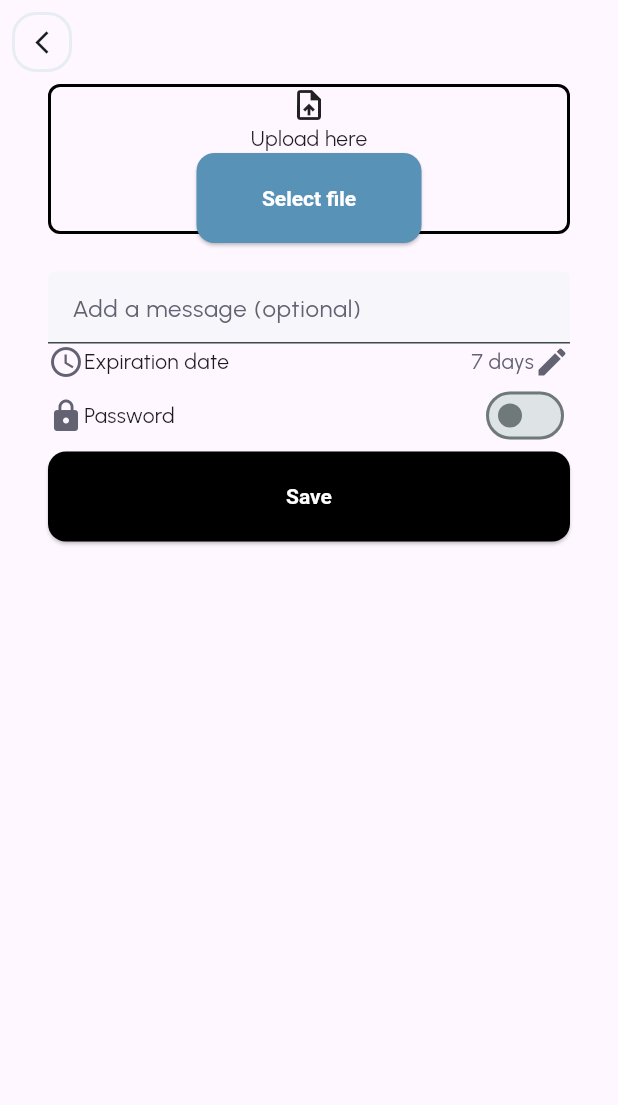
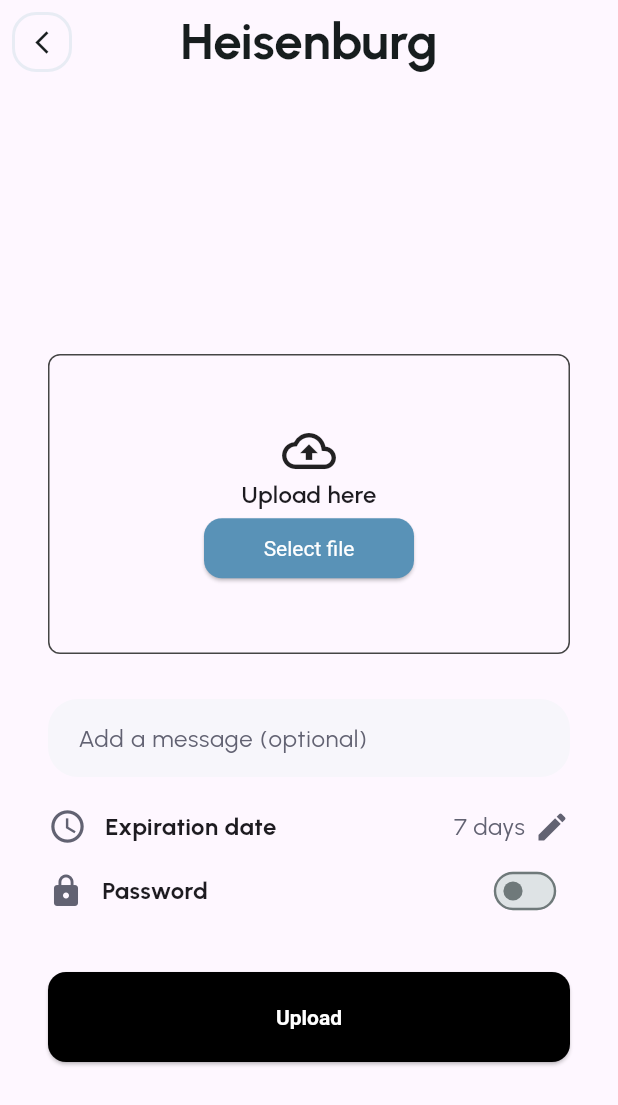
Before and after one commit to Yuutoallalong/NeoVault, a Flutter app: the screen it shows after launch, on a phone screen of 412 x 824 dp. Shown: the top 1105 px of the screen. Run offline on Flutter 3.47's test engine with Material 3 defaults, Android fonts, the phone set to English and light mode, and no system bars; our stand-ins replace google_fonts.

Commit message:
Adjust upload screen style

```diff
--- a/lib/screen/upload.dart
+++ b/lib/screen/upload.dart
@@ -9,71 +9,128 @@ class Upload extends StatefulWidget {
 }
 
 class _UploadState extends State<Upload> {
+  bool switchStatus = false;
+  final messageController = TextEditingController();
+  final fromKey = GlobalKey<FormState>();
+  final passwordController = TextEditingController();
   @override
   Widget build(BuildContext context) {
     return Scaffold(
-      appBar: AppBar(leading: backLeadingButton(context: context)),
+      appBar: AppBar(
+        leading: backLeadingButton(context: context),
+        title: Text(
+          "Heisenburg",
+          style: TextStyle(fontSize: 34, fontWeight: FontWeight.bold),
+        ),
+        centerTitle: true,
+      ),
       body: Padding(
         padding: const EdgeInsets.symmetric(horizontal: 32),
         child: ListView(
           children: [
+            Column(
+              children: [
+                const SizedBox(
+                  height: 180,
+                ),
                 Container(
-              width: 200,
-              height: 100,
+                  width: double.infinity,
+                  height: 200,
                   decoration: BoxDecoration(
                     border: Border.all(
-                  color: Colors.black, // กำหนดสีของเส้นขอบ
-                  width: 2, // กำหนดความหนาของเส้นขอบ
+                      color: Color(0xFF454545),
+                      width: 1,
                     ),
                     borderRadius: BorderRadius.circular(
                       8,
-                ), // เพิ่มความโค้งให้กับมุมของกรอบ
+                    ),
                   ),
                   child: Column(
+                    mainAxisAlignment: MainAxisAlignment.center,
                     children: [
-                  Icon(Icons.upload_file_outlined),
-                  Text("Upload here"),
+                      Icon(
+                        Icons.cloud_upload_outlined,
+                        size: 36,
+                      ),
+                      Text(
+                        "Upload here",
+                        style: TextStyle(
+                            fontWeight: FontWeight.w600, fontSize: 16),
+                      ),
                       ElevatedButton(
                         onPressed: () {},
                         style: ElevatedButton.styleFrom(
+                          padding: const EdgeInsets.symmetric(vertical: 0),
                           backgroundColor: Color(0xff5992b7),
-                      minimumSize: Size(150, 10),
+                          minimumSize: Size(140, 40),
                         ),
-                    child: Text("Select file"),
+                        child: Text(
+                          "Select file",
+                          style: TextStyle(fontWeight: FontWeight.w400),
+                        ),
                       ),
                     ],
                   ),
                 ),
-            const SizedBox(height: 25),
+                const SizedBox(height: 30),
                 TextField(
+                  controller: messageController,
                   decoration: InputDecoration(
                       hintText: 'Add a message (optional)',
                       hintStyle: TextStyle(color: Color(0xff626272)),
                       filled: true,
-                fillColor: Color(0xfff7f6fb),
+                      fillColor: Color(0xFFF7F6FB),
+                      border: OutlineInputBorder(
+                          borderSide: BorderSide.none,
+                          borderRadius: BorderRadius.circular(20)),
+                      contentPadding: const EdgeInsets.symmetric(
+                          vertical: 14, horizontal: 16)),
                 ),
+                const SizedBox(
+                  height: 20,
                 ),
                 Column(
+                  crossAxisAlignment: CrossAxisAlignment.start,
                   children: [
                     Row(
                       mainAxisAlignment: MainAxisAlignment.spaceBetween,
                       children: [
                         Row(
                           children: [
-                        Icon(Icons.access_time, color: Color(0xff626272)),
-                        Text("Expiration date"),
+                            Icon(
+                              Icons.access_time,
+                              color: Color(0xff626272),
+                              size: 26,
+                            ),
+                            const SizedBox(
+                              width: 12,
+                            ),
+                            Text(
+                              "Expiration date",
+                              style: TextStyle(
+                                  fontSize: 16, fontWeight: FontWeight.bold),
+                            ),
                           ],
                         ),
                         Row(
                           children: [
                             Text(
                               "7 days",
-                          style: TextStyle(color: Color(0xff626272)),
+                              style: TextStyle(
+                                color: Color(0xff626272),
+                                fontSize: 16,
+                              ),
+                            ),
+                            const SizedBox(
+                              width: 6,
                             ),
                             Icon(Icons.edit, color: Color(0xff626272)),
                           ],
                         ),
                       ],
+                    ),
+                    const SizedBox(
+                      height: 6,
                     ),
                     Row(
                       mainAxisAlignment: MainAxisAlignment.spaceBetween,
@@ -81,22 +138,69 @@ class _UploadState extends State<Upload> {
                         Row(
                           children: [
                             Icon(Icons.lock, color: Color(0xff626272)),
-                        Text("Password"),
+                            const SizedBox(
+                              width: 12,
+                            ),
+                            Text("Password",
+                                style: TextStyle(
+                                    fontSize: 16, fontWeight: FontWeight.bold)),
                           ],
                         ),
-                    Switch(value: false, onChanged: (value) {}),
+                        Transform.scale(
+                          scale: 0.8,
+                          child: Switch.adaptive(
+                            value: switchStatus,
+                            onChanged: (value) {
+                              setState(() {
+                                switchStatus = value;
+                              });
+                            },
+                          ),
+                        ),
                       ],
                     ),
                   ],
                 ),
+                const SizedBox(
+                  height: 10,
+                ),
+                switchStatus
+                    ? Form(
+                        key: fromKey,
+                        child: TextFormField(
+                          decoration: InputDecoration(
+                              hintText: 'Enter your password',
+                              hintStyle: TextStyle(color: Colors.white),
+                              filled: true,
+                              fillColor: Color(0xff5992b7),
+                              border: OutlineInputBorder(
+                                  borderSide: BorderSide.none,
+                                  borderRadius: BorderRadius.circular(12)),
+                              contentPadding: const EdgeInsets.symmetric(
+                                  vertical: 14, horizontal: 16)),
+                          style: TextStyle(color: Colors.white),
+                          validator: (value) {
+                            if (value == null || value.isEmpty) {
+                              return 'Password cannot be empty';
+                            }
+                            return null; // ผ่านการตรวจสอบ
+                          },
+                        ))
+                    : const SizedBox(
+                        height: 0,
+                      ),
+                const SizedBox(
+                  height: 20,
+                ),
                 ElevatedButton(
                   onPressed: () {
-                // You can add functionality for the CONFIRM button here
                     ScaffoldMessenger.of(
                       context,
-                ).showSnackBar(SnackBar(content: Text('Saved')));
+                    ).showSnackBar(SnackBar(content: Text('Uploaded')));
                   },
-              child: Text('Save'),
+                  child: Text('Upload'),
+                ),
+              ],
             ),
           ],
         ),
--- a/pubspec.yaml
+++ b/pubspec.yaml
@@ -19,7 +19,7 @@ publish_to: 'none' # Remove this line if you wish to publish to pub.dev
 version: 1.0.0+1
 
 environment:
-  sdk: ^3.7.0
+  sdk: ">=3.6.0 <4.0.0"
 
 # Dependencies specify other packages that your package needs in order to work.
 # To automatically upgrade your package dependencies to the latest versions
```
Also changed, not shown: pubspec.lock. Lines whose indentation alone changed are shown as unchanged.
